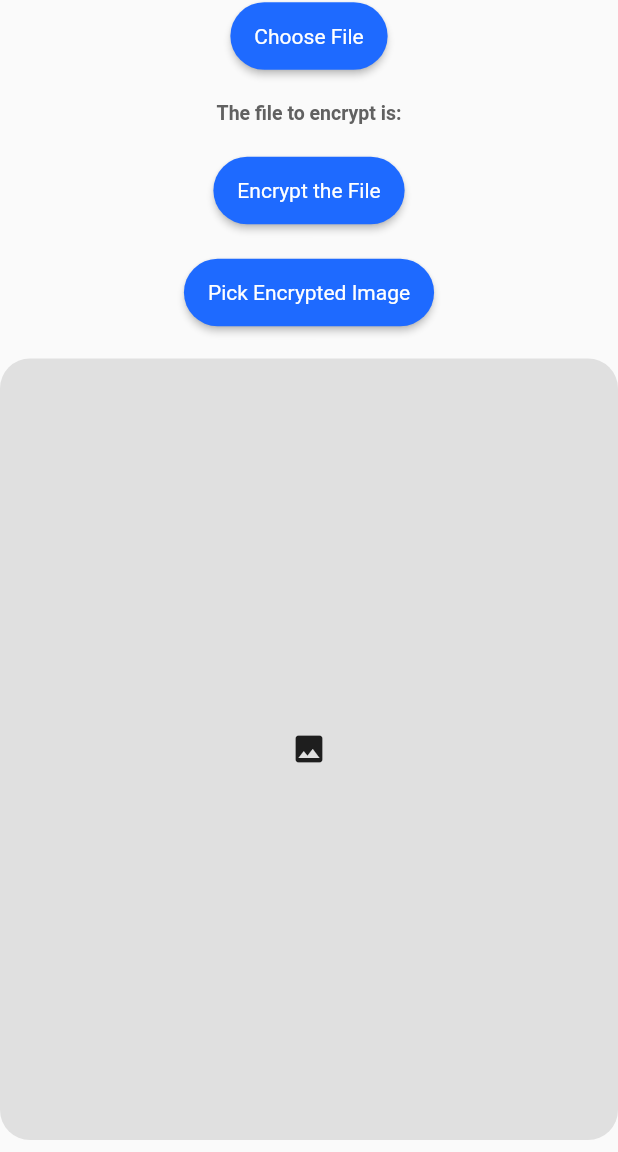
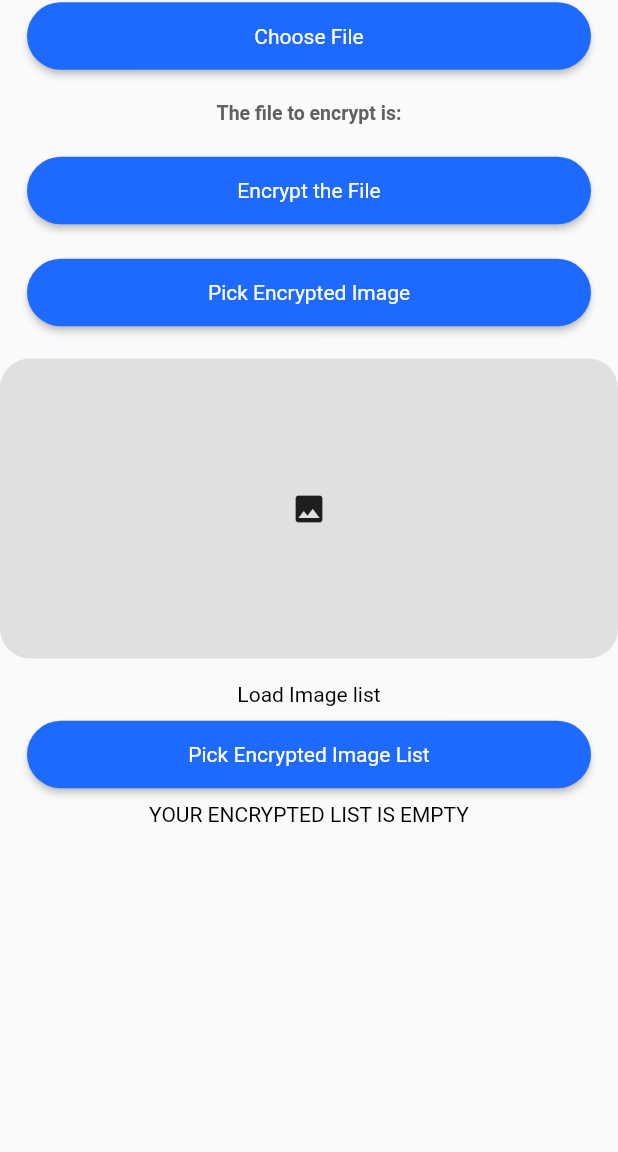
Before and after one commit to Patiyang/encryption, a Flutter app: the screen it shows after launch, on a phone screen of 412 x 824 dp, the part 84-1236 px from its top. Run offline on Flutter 3.47's test engine with Material 2 defaults, Android fonts, the phone set to English and light mode, and no system bars; our stand-ins replace file_picker; missing offline and left inert: aes_crypt; Roboto replaces fonts that are missing (Helvetica).

Commit message:
encryption and decrytion done

```diff
--- a/lib/customButton.dart
+++ b/lib/customButton.dart
@@ -30,7 +30,7 @@ class CustomFlatButton extends StatelessWidget {
   Widget build(BuildContext context) {
     return MaterialButton(
       height: height ?? 45,
-      minWidth: width ?? 300,
+      minWidth: width ?? 200,
       shape: RoundedRectangleBorder(borderRadius: BorderRadius.all(Radius.circular(radius))),
       onPressed: callback,
       color: color ?? primaryColor,
--- /dev/null
+++ b/lib/encryptedImages.dart
@@ -0,0 +1,4 @@
+class EncryptedImages {
+  final String path;
+  EncryptedImages(this.path);
+}
--- a/lib/encryptionScreen.dart
+++ b/lib/encryptionScreen.dart
@@ -3,6 +3,7 @@ import 'dart:ui';
 
 import 'package:encryption/customButton.dart';
 import 'package:encryption/customText.dart';
+import 'package:encryption/encryptedImages.dart';
 import 'package:encryption/styling.dart';
 import 'package:file_picker/file_picker.dart';
 import 'package:flutter/cupertino.dart';
@@ -16,6 +17,7 @@ class EncryptionScreen extends StatefulWidget {
 
 class _EncryptionScreenState extends State<EncryptionScreen> {
   String encFilepath;
+  String encMultiplePath;
   String decFilepath;
   // FilePickerResult result;
   FilePicker picker;
@@ -23,6 +25,7 @@ class _EncryptionScreenState extends State<EncryptionScreen> {
   File encryptedImage;
   String fileToEncrypt = '/data/user/0';
   String decryptionPassword = '123456';
+  List<File> encryptedImages = [];
   final scaffoldKey = GlobalKey<ScaffoldState>();
   @override
   Widget build(BuildContext context) {
@@ -37,11 +40,13 @@ class _EncryptionScreenState extends State<EncryptionScreen> {
       ),
       body: Container(
         alignment: Alignment.center,
-        child: Column(
+        child: ListView(
           // mainAxisAlignment: MainAxisAlignment.center,
-          crossAxisAlignment: CrossAxisAlignment.center,
+          // crossAxisAlignment: CrossAxisAlignment.center,
           children: [
-            CustomFlatButton(
+            Padding(
+              padding: const EdgeInsets.symmetric(horizontal: 18.0),
+              child: CustomFlatButton(
                 callback: () => pickFile(),
                 color: primaryColor,
                 textColor: white,
@@ -49,6 +54,7 @@ class _EncryptionScreenState extends State<EncryptionScreen> {
                 radius: 40,
                 width: 100,
                 // height: 50,
+              ),
             ),
             SizedBox(height: 20),
             CustomRichText(
@@ -60,13 +66,16 @@ class _EncryptionScreenState extends State<EncryptionScreen> {
               boldFont: fileToEncrypt == '/data/user/0' ? '' : fileToEncrypt,
             ),
             SizedBox(height: 20),
-            CustomFlatButton(
+            Padding(
+              padding: const EdgeInsets.symmetric(horizontal: 18.0),
+              child: CustomFlatButton(
                 color: primaryColor,
                 textColor: white,
                 text: 'Encrypt the File',
                 radius: 40,
                 width: 100,
                 callback: () => encryptFile(),
+              ),
             ),
             // SizedBox(height: 20),
             // CustomFlatButton(
@@ -78,7 +87,9 @@ class _EncryptionScreenState extends State<EncryptionScreen> {
             //   callback: () => decryptFile(),
             // ),
             SizedBox(height: 20),
-            CustomFlatButton(
+            Padding(
+              padding: const EdgeInsets.symmetric(horizontal: 18.0),
+              child: CustomFlatButton(
                 color: primaryColor,
                 textColor: white,
                 text: 'Pick Encrypted Image',
@@ -86,18 +97,53 @@ class _EncryptionScreenState extends State<EncryptionScreen> {
                 width: 100,
                 callback: () => pickEncryptedFile(),
               ),
+            ),
             SizedBox(height: 20),
-            Expanded(
-              child: Container(
+            Container(
               margin: EdgeInsets.only(bottom: 8),
               decoration: BoxDecoration(
                 borderRadius: BorderRadius.all(Radius.circular(20)),
                 color: grey[300],
               ),
-                // height: 200,
+              height: 200,
               width: MediaQuery.of(context).size.width,
               child: userImage(),
             ),
+            Padding(
+              padding: const EdgeInsets.all(8.0),
+              child: CustomText(text: 'Load Image list', textAlign: TextAlign.center),
+            ),
+            Padding(
+              padding: const EdgeInsets.symmetric(horizontal: 18.0),
+              child: CustomFlatButton(
+                color: primaryColor,
+                textColor: white,
+                text: 'Pick Encrypted Image List',
+                radius: 40,
+                width: 100,
+                callback: () => pickMultiple(),
+              ),
+            ),
+            Column(
+              children: encryptedImages.isNotEmpty
+                  ? encryptedImages
+                      .map((e) => Column(
+                            children: [
+                              CustomText(text: e.path, maxLines: 2, size: 13, color: grey[400], overflow: TextOverflow.visible),
+                              SizedBox(height: 10),
+                              ClipRRect(
+                                  borderRadius: BorderRadius.all(Radius.circular(9)),
+                                  child: Image.asset(decryptMultipleFile(e.path),
+                                      fit: BoxFit.cover, height: 200, width: MediaQuery.of(context).size.width))
+                            ],
+                          ))
+                      .toList()
+                  : [
+                      Padding(
+                        padding: const EdgeInsets.all(8.0),
+                        child: CustomText(text: 'YOUR ENCRYPTED LIST IS EMPTY'),
+                      )
+                    ],
             )
           ],
         ),
@@ -147,6 +193,7 @@ class _EncryptionScreenState extends State<EncryptionScreen> {
       });
     });
     decryptFile(encryptedImage.path);
+    print('THE SINGLE IMAGE PATH IS ' + encryptedImage.path);
   }
 
   decryptFile(String path) {
@@ -162,8 +209,41 @@ class _EncryptionScreenState extends State<EncryptionScreen> {
       print('Decrypted file 1: $decFilepath');
       print('File content: ' + File(decFilepath).readAsStringSync() + '\n');
     } catch (e) {
-      print('THE ERROR IS ' + e.toString());
+      print('THE ExRROR IS ' + e.toString());
     }
+  }
+
+  pickMultiple() async {
+    await FilePicker.getMultiFile().then((value) {
+      setState(() {
+        encryptedImages = value;
+      });
+    });
+    // decryptFile(encryptedImage.path);
+    try {
+      encryptedImages.forEach((element) {
+        decryptMultipleFile(element.path);
+      });
+      scaffoldKey.currentState.showSnackBar(SnackBar(
+          backgroundColor: white,
+          content: CustomText(text: 'Decryption successful', textAlign: TextAlign.center, color: Colors.green)));
+    } catch (e) {
+      print('the error' + e.toString());
+    }
+  }
+
+  decryptMultipleFile(String path) {
+    try {
+      decFilepath = crypt.decryptFileSync(path);
+      encryptedImages.forEach((element) {
+        setState(() {
+          encMultiplePath = decFilepath;
+        });
+      });
+    } catch (e) {
+      print('THE ExRROR IS ' + e.toString());
+    }
+    return encMultiplePath;
   }
 
   Widget userImage() {
@@ -173,4 +253,8 @@ class _EncryptionScreenState extends State<EncryptionScreen> {
             borderRadius: BorderRadius.all(Radius.circular(9)),
             child: Image.asset(encFilepath, fit: BoxFit.cover, height: 100, width: 100));
   }
+
+  // fetchEncryptedImages(){
+  //   encryptedImages.add(value)
+  // }
 }
```
Lines whose indentation alone changed are shown as unchanged.
